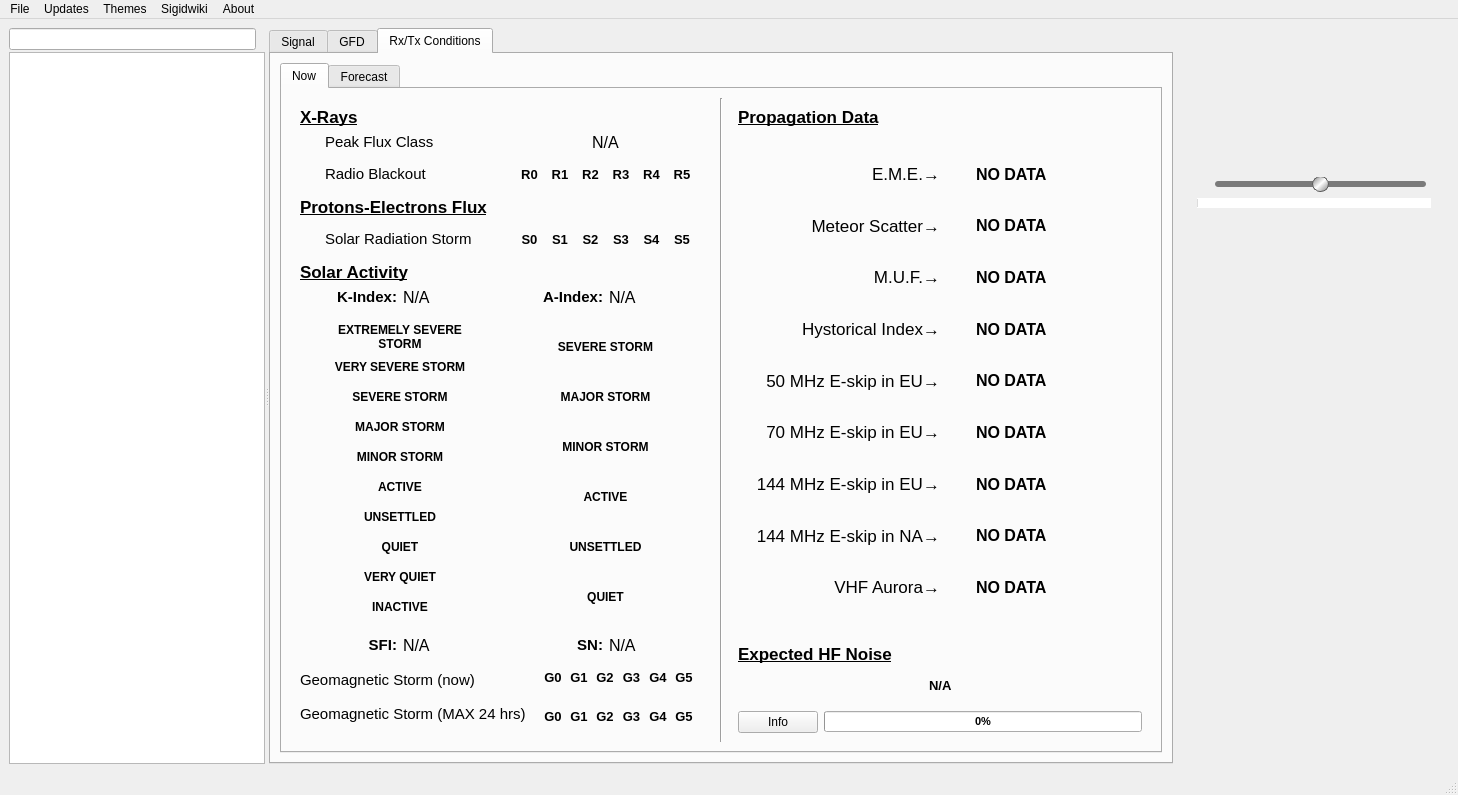
First picture: the form in src/artemis.ui, repository vbrizgamnk/Artemis, before the edit.
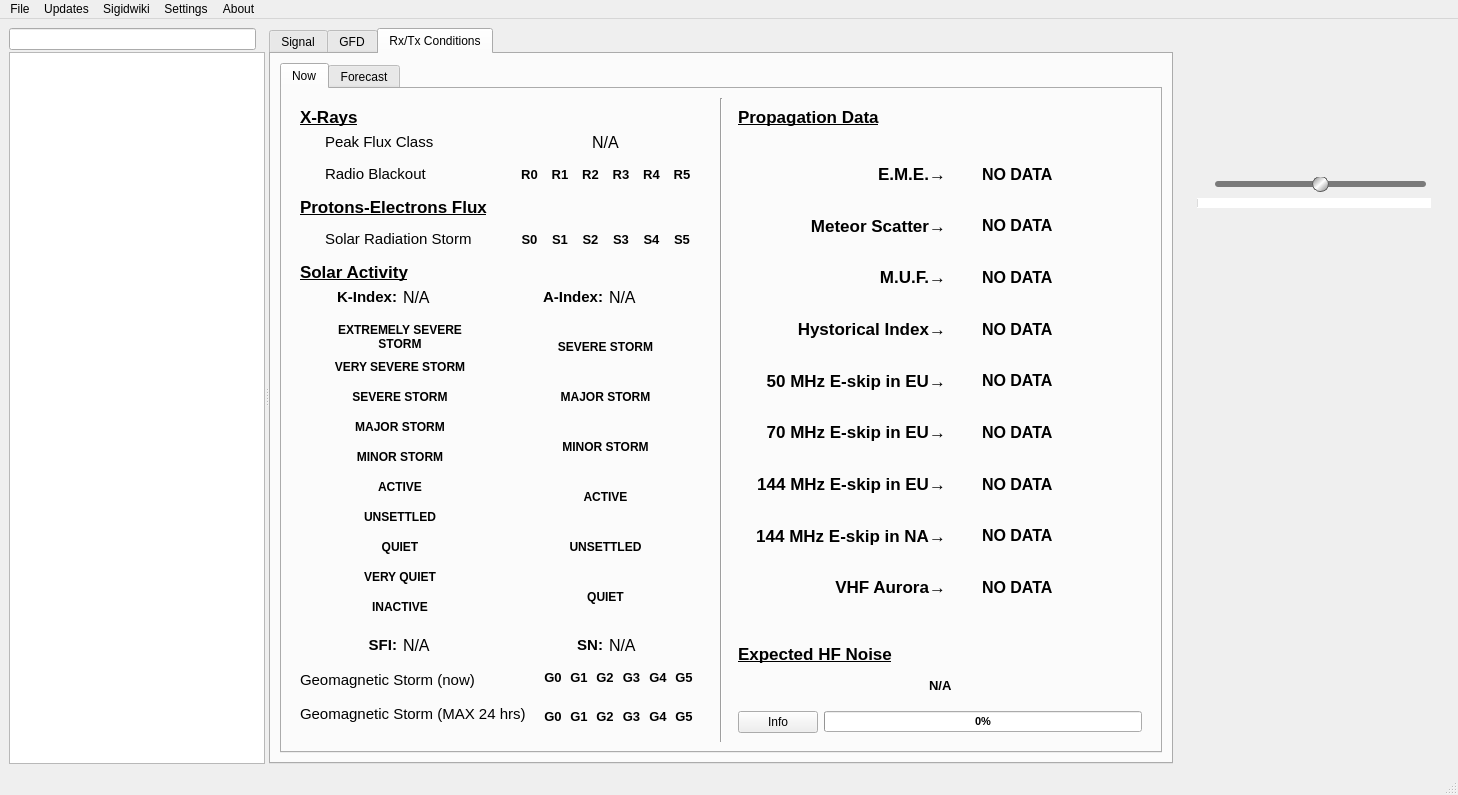
Second picture: the form after the edit. The open tabs and pages were chosen to show the change. Icons and pictures are not drawn. Custom widgets are drawn as their Qt base class.

Commit message: Close #14 Make font customizable. Also manage user settings via a settings.json file. Also improve 'dark' and 'elegant_dark' themes. Finally improve 'Signal's wiki' button behaviour. Also fix a bug in forecast/now view which caused a crash if solar activity was inactive

The edit to the form file:
```diff
--- a/src/artemis.ui
+++ b/src/artemis.ui
@@ -6949,7 +6949,9 @@
                           <property name="font">
                            <font>
                             <pointsize>13</pointsize>
+                            <weight>75</weight>
                             <italic>false</italic>
+                            <bold>true</bold>
                            </font>
                           </property>
                           <property name="layoutDirection">
@@ -6977,7 +6979,9 @@
                           <property name="font">
                            <font>
                             <pointsize>13</pointsize>
+                            <weight>75</weight>
                             <italic>false</italic>
+                            <bold>true</bold>
                            </font>
                           </property>
                           <property name="layoutDirection">
@@ -7005,7 +7009,9 @@
                           <property name="font">
                            <font>
                             <pointsize>13</pointsize>
+                            <weight>75</weight>
                             <italic>false</italic>
+                            <bold>true</bold>
                            </font>
                           </property>
                           <property name="layoutDirection">
@@ -7033,7 +7039,9 @@
                           <property name="font">
                            <font>
                             <pointsize>13</pointsize>
+                            <weight>75</weight>
                             <italic>false</italic>
+                            <bold>true</bold>
                            </font>
                           </property>
                           <property name="layoutDirection">
@@ -7061,7 +7069,9 @@
                           <property name="font">
                            <font>
                             <pointsize>13</pointsize>
+                            <weight>75</weight>
                             <italic>false</italic>
+                            <bold>true</bold>
                            </font>
                           </property>
                           <property name="layoutDirection">
@@ -7092,7 +7102,9 @@
                           <property name="font">
                            <font>
                             <pointsize>13</pointsize>
+                            <weight>75</weight>
                             <italic>false</italic>
+                            <bold>true</bold>
                            </font>
                           </property>
                           <property name="layoutDirection">
@@ -7120,7 +7132,9 @@
                           <property name="font">
                            <font>
                             <pointsize>13</pointsize>
+                            <weight>75</weight>
                             <italic>false</italic>
+                            <bold>true</bold>
                            </font>
                           </property>
                           <property name="layoutDirection">
@@ -7148,7 +7162,9 @@
                           <property name="font">
                            <font>
                             <pointsize>13</pointsize>
+                            <weight>75</weight>
                             <italic>false</italic>
+                            <bold>true</bold>
                            </font>
                           </property>
                           <property name="layoutDirection">
@@ -7176,7 +7192,9 @@
                           <property name="font">
                            <font>
                             <pointsize>13</pointsize>
+                            <weight>75</weight>
                             <italic>false</italic>
+                            <bold>true</bold>
                            </font>
                           </property>
                           <property name="layoutDirection">
@@ -9516,11 +9534,6 @@
     <addaction name="action_update_database"/>
     <addaction name="action_check_software_version"/>
    </widget>
-   <widget class="QMenu" name="menu_themes">
-    <property name="title">
-     <string>Themes</string>
-    </property>
-   </widget>
    <widget class="QMenu" name="menuSigidwiki">
     <property name="title">
      <string>Sigidwiki</string>
@@ -9537,10 +9550,16 @@
     <addaction name="action_rtl_sdr_com"/>
     <addaction name="action_github"/>
    </widget>
+   <widget class="QMenu" name="settings_menu">
+    <property name="title">
+     <string>Settings</string>
+    </property>
+    <addaction name="action_font"/>
+   </widget>
    <addaction name="menuFile"/>
    <addaction name="menuUpdates"/>
-   <addaction name="menu_themes"/>
    <addaction name="menuSigidwiki"/>
+   <addaction name="settings_menu"/>
    <addaction name="menuAbout"/>
   </widget>
   <widget class="QStatusBar" name="statusbar">
@@ -9636,6 +9655,11 @@
    <extends>QLabel</extends>
    <header>switchable_label.h</header>
   </customwidget>
+  <customwidget>
+   <class>UrlButton</class>
+   <extends>QPushButton</extends>
+   <header>urlbutton.h</header>
+  </customwidget>
  </customwidgets>
  <resources>
   <include location="default_imgs.qrc"/>
```
Left out of the diff: 17 changed lines with no effect on the pictures. The commit also changes 11 other files.
